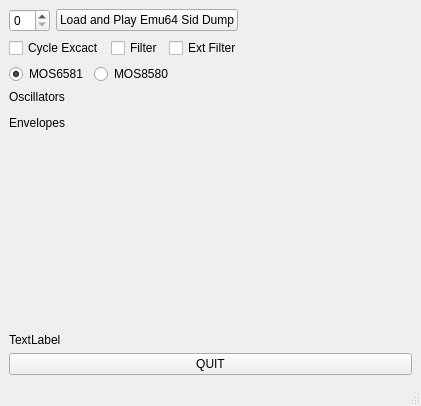
This is the_pico_sid_desktop_simulation/mainwindow.ui in ThKattanek/the_pico_sid as Qt 5 draws it before an edit. The edited form follows.
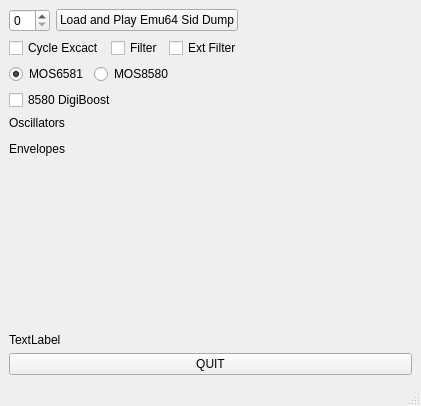
This is the edited form. Custom widgets are drawn as their Qt base class.

```diff
--- a/the_pico_sid_desktop_simulation/mainwindow.ui
+++ b/the_pico_sid_desktop_simulation/mainwindow.ui
@@ -124,6 +124,17 @@
       </item>
      </layout>
     </item>
+    <item>
+     <layout class="QHBoxLayout" name="horizontalLayout_6">
+      <item>
+       <widget class="QCheckBox" name="DigiBoost">
+        <property name="text">
+         <string>8580 DigiBoost</string>
+        </property>
+       </widget>
+      </item>
+     </layout>
+    </item>
     <item>
      <widget class="QLabel" name="label">
       <property name="text">
```
